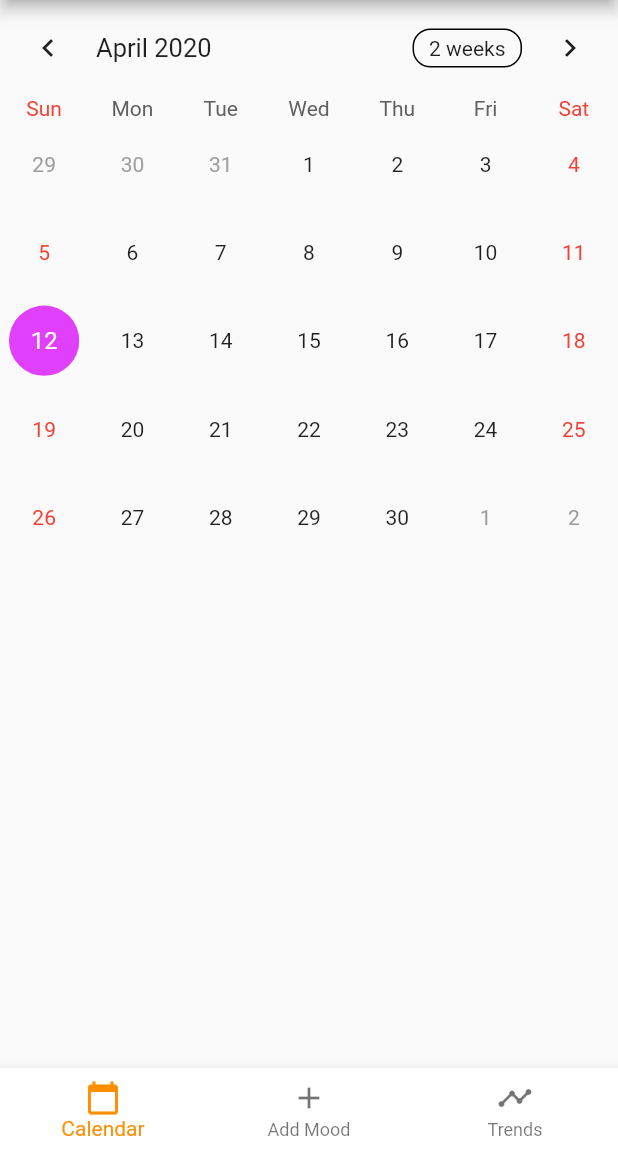
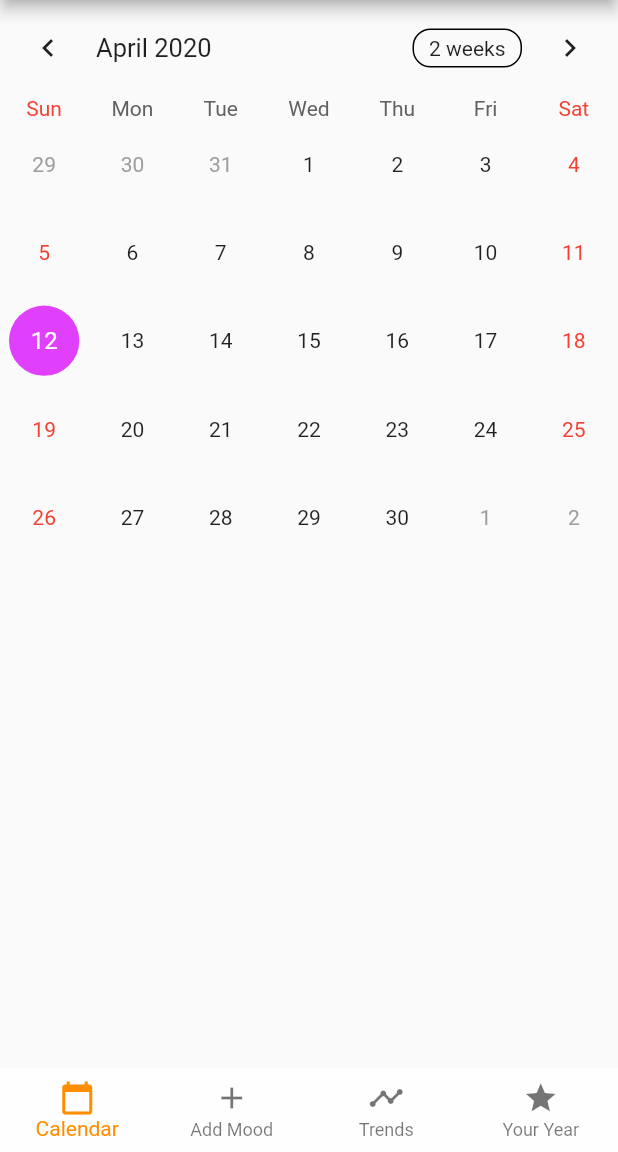
Before and after one commit to Jgrt04/VisiMood, a Flutter app: the screen it shows after launch, on a phone screen of 412 x 824 dp, the part 84-1236 px from its top. Run offline on Flutter 3.47's test engine with Material 2 defaults, Android fonts, the phone set to English and light mode, and no system bars; drawn by our look-alikes of table_calendar.

Commit message:
Added 4th option called yourYear and added yourYear class

```diff
--- a/lib/main.dart
+++ b/lib/main.dart
@@ -1,4 +1,5 @@
 import 'package:flutter/material.dart';
+import 'package:flutter2/yourYear.dart';
 
 import './calendar.dart';
 import './addMood.dart';
@@ -29,7 +30,7 @@ class MyHomePage extends StatefulWidget {
 class _MyHomePageState extends State<MyHomePage> {
   int _selectedIndex = 0;
 
-  final _pageOptions = [CalendarPage(), AddMood(), Trends()];
+  final _pageOptions = [CalendarPage(), AddMood(), Trends(), YourYear()];
 
   void _onItemTapped(int index) {
     setState(() {
@@ -45,6 +46,7 @@ class _MyHomePageState extends State<MyHomePage> {
       ),
       body: _pageOptions[_selectedIndex],
       bottomNavigationBar: BottomNavigationBar(
+        type: BottomNavigationBarType.fixed,
         items: const <BottomNavigationBarItem>[
           BottomNavigationBarItem(
             icon: Icon(Icons.calendar_today),
@@ -58,11 +60,17 @@ class _MyHomePageState extends State<MyHomePage> {
             icon: Icon(Icons.timeline),
             title: Text('Trends'),
           ),
+          BottomNavigationBarItem(
+            icon: Icon(Icons.star),
+            title: Text('Your Year'),
+            activeIcon: Icon(Icons.cake)
+          ),
         ],
         currentIndex: _selectedIndex,
         selectedItemColor: Colors.amber[800],
-        backgroundColor: Colors.white,
+        backgroundColor: Colors.white70,
         onTap: _onItemTapped,
+        elevation: 0.0,
       ),
     );
   }
```
Also changed, not shown: lib/yourYear.dart (added, +12 -0 lines).
